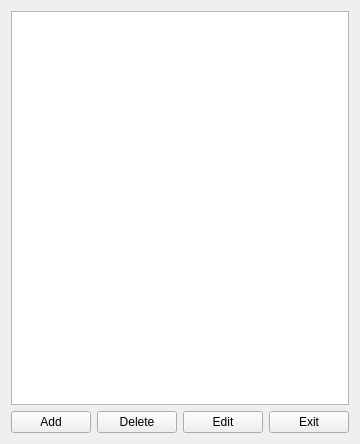
Qt form Plugins/TaskListView/mainform.ui (kee-reel/PLAG) before a commit.
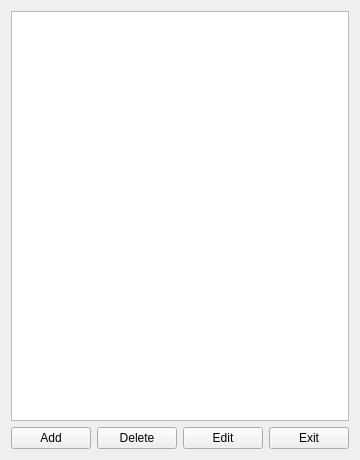
The same form after that commit.

```diff
--- a/Plugins/TaskListView/mainform.ui
+++ b/Plugins/TaskListView/mainform.ui
@@ -6,8 +6,8 @@
    <rect>
     <x>0</x>
     <y>0</y>
-    <width>320</width>
-    <height>444</height>
+    <width>358</width>
+    <height>460</height>
    </rect>
   </property>
   <property name="windowTitle">
```
